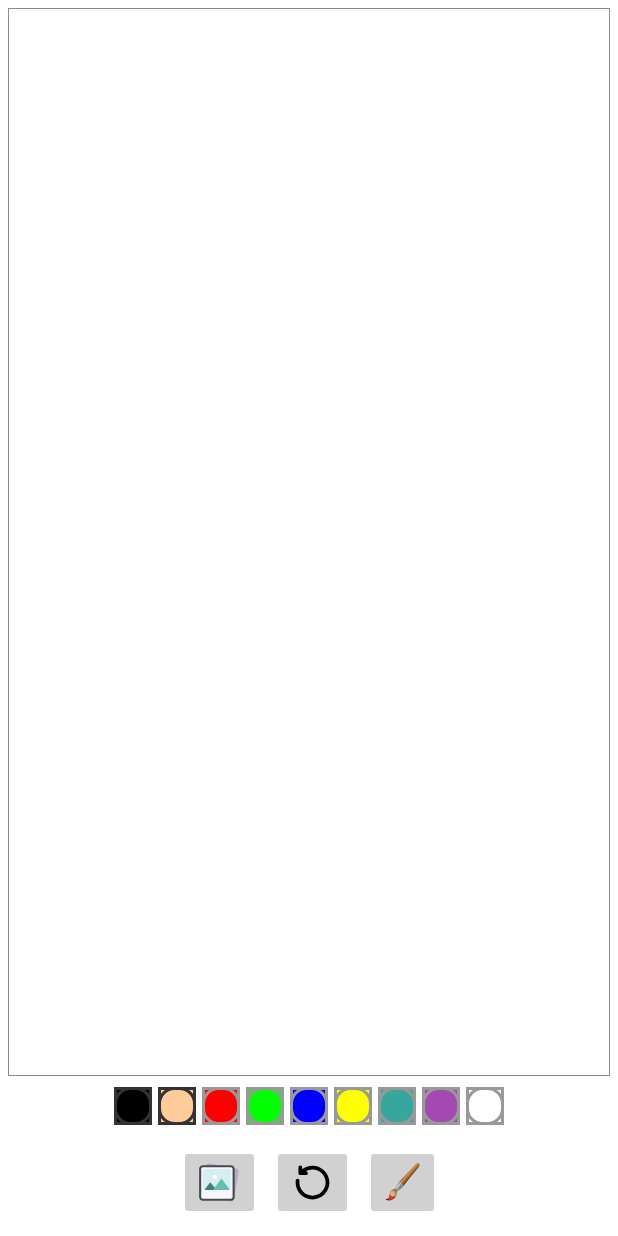
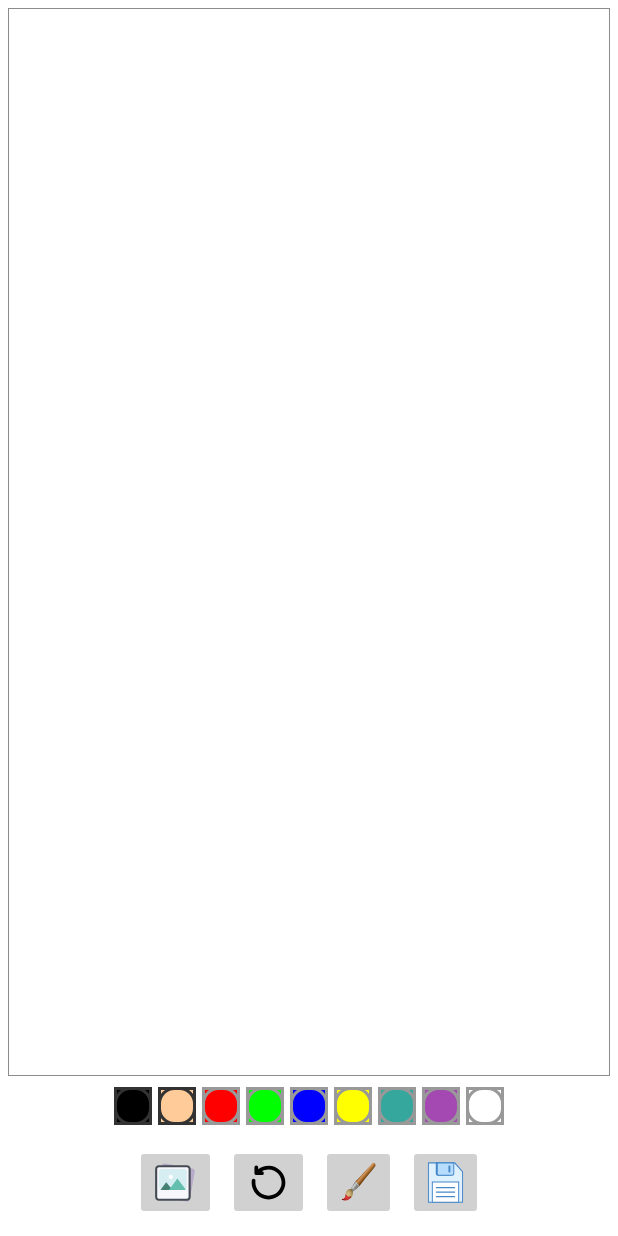
Before and after one commit to Aasif462/Drawing-App, an Android app: the screen it shows after launch (MainActivity), on a phone screen of 412 x 824 dp. Run offline under Robolectric (Android 15) with nearby library versions, the phone set to English and light mode, and no system bars.

Commit message:
Paint + Color Picker + Permissions + Gallery + Undo + Provider Path

```diff
--- a/app/src/main/java/com/example/drawingapp/DrawingView.kt
+++ b/app/src/main/java/com/example/drawingapp/DrawingView.kt
@@ -20,7 +20,6 @@ class DrawingView (context:Context , attrs:AttributeSet): View(context , attrs)
     private var canvas:Canvas?= null
     private val mPaths = ArrayList<CustomPath>()
     private val mUndoPaths = ArrayList<CustomPath>()
-    private val mRedoPaths = ArrayList<CustomPath>()
 
 
     init {
--- /dev/null
+++ b/app/src/main/res/drawable/ic_save.xml
@@ -0,0 +1,10 @@
+<vector android:height="30dp" android:viewportHeight="40"
+    android:viewportWidth="40" android:width="30dp" xmlns:android="http://schemas.android.com/apk/res/android">
+    <path android:fillColor="#dff0fe" android:pathData="M2.5,37.5L2.5,2.5 29.486,2.5 37.5,10.515 37.5,37.5z"/>
+    <path android:fillColor="#4788c7" android:pathData="M29.279,3L37,10.722V37H3V3H29.279M29.693,2H2v36h36V10.308L29.693,2L29.693,2z"/>
+    <path android:fillColor="#fff" android:pathData="M6.5,19.5H33.5V37.5H6.5z"/>
+    <path android:fillColor="#4788c7" android:pathData="M33,20v17H7V20H33M34,19H6v19h28V19L34,19zM26,2H10v10c0,1.105 0.895,2 2,2h14V2z"/>
+    <path android:fillColor="#b6dcfe" android:pathData="M13,13.5c-0.827,0 -1.5,-0.673 -1.5,-1.5V4c0,-0.827 0.673,-1.5 1.5,-1.5h15.5V12c0,0.827 -0.673,1.5 -1.5,1.5H13z"/>
+    <path android:fillColor="#4788c7" android:pathData="M28,3v9c0,0.551 -0.449,1 -1,1H13c-0.551,0 -1,-0.449 -1,-1V4c0,-0.551 0.449,-1 1,-1H28M29,2H13c-1.105,0 -2,0.895 -2,2v8c0,1.105 0.895,2 2,2h14c1.105,0 2,-0.895 2,-2V2L29,2zM29.5,25h-19c-0.276,0 -0.5,-0.224 -0.5,-0.5v0c0,-0.276 0.224,-0.5 0.5,-0.5h19c0.276,0 0.5,0.224 0.5,0.5v0C30,24.776 29.776,25 29.5,25zM29.5,29h-19c-0.276,0 -0.5,-0.224 -0.5,-0.5v0c0,-0.276 0.224,-0.5 0.5,-0.5h19c0.276,0 0.5,0.224 0.5,0.5v0C30,28.776 29.776,29 29.5,29zM29.5,33h-19c-0.276,0 -0.5,-0.224 -0.5,-0.5l0,0c0,-0.276 0.224,-0.5 0.5,-0.5h19c0.276,0 0.5,0.224 0.5,0.5l0,0C30,32.776 29.776,33 29.5,33z"/>
+    <path android:fillColor="#4788c7" android:pathData="M23,5H25V11H23z"/>
+</vector>
--- a/app/src/main/res/layout/activity_main.xml
+++ b/app/src/main/res/layout/activity_main.xml
@@ -175,6 +175,16 @@
             android:scaleType="fitXY"
             android:src="@drawable/ic_paintbrush"
             tools:ignore="SpeakableTextPresentCheck" />
+
+        <ImageButton
+            android:id="@+id/save"
+            android:layout_width="50dp"
+            android:layout_height="50dp"
+            android:backgroundTint="#D1D1D1"
+            android:scaleType="fitXY"
+            android:src="@drawable/ic_save"
+            android:layout_marginStart="8dp"
+            tools:ignore="SpeakableTextPresentCheck" />
     </LinearLayout>
 
 
--- a/build.gradle
+++ b/build.gradle
@@ -1,7 +1,7 @@
 // Top-level build file where you can add configuration options common to all sub-projects/modules.
 plugins {
-    id 'com.android.application' version '7.1.1' apply false
-    id 'com.android.library' version '7.1.1' apply false
+    id 'com.android.application' version '7.1.2' apply false
+    id 'com.android.library' version '7.1.2' apply false
     id 'org.jetbrains.kotlin.android' version '1.6.10' apply false
 }
 
```
Also changed, not shown: app/src/main/AndroidManifest.xml (+14 -0 lines), app/src/main/java/com/example/drawingapp/MainActivity.kt (+24 -0 lines), app/src/main/res/xml/path.xml (added, +8 -0 lines).
